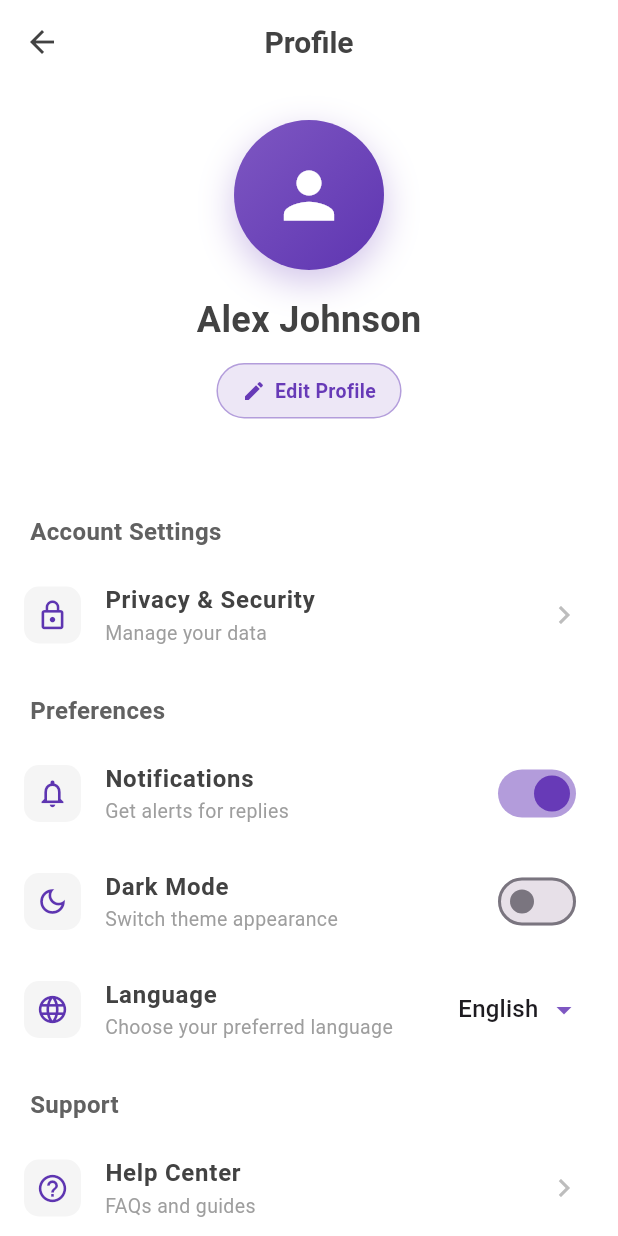
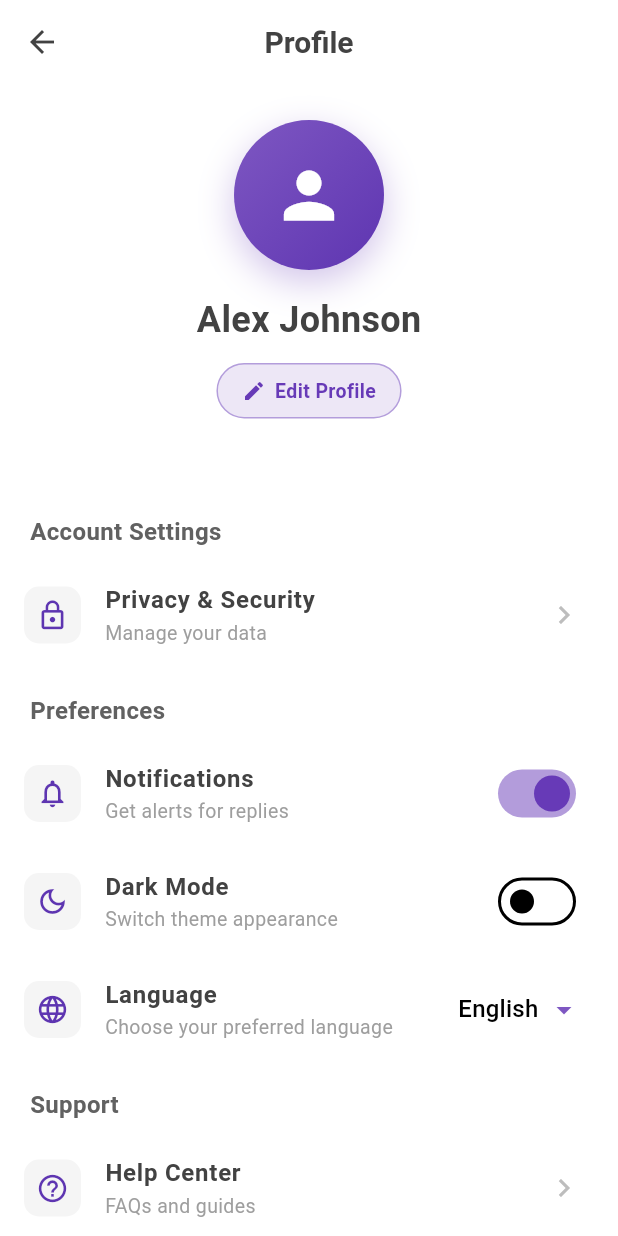
Before and after one commit to swensum/AI_Study, a Flutter app: the screen it shows after launch, in the side drawer, after a tap on the "person outline" icon, on a phone screen of 412 x 824 dp. Run offline on Flutter 3.47's test engine with Material 3 defaults, Android fonts, the phone set to English and light mode, and no system bars; our stand-ins replace flutter_dotenv, shared_preferences.

Commit message:
adjusting theme

```diff
--- a/lib/main.dart
+++ b/lib/main.dart
@@ -3,6 +3,7 @@ import 'package:flutter_dotenv/flutter_dotenv.dart';
 import 'package:provider/provider.dart';
 import 'package:study_assistant/providers/chat_provider.dart';
 import 'package:study_assistant/screens/chat_screen.dart';
+import 'package:study_assistant/widgets/theme.dart';
 
 void main() async {
    await dotenv.load(fileName: ".env");
@@ -16,18 +17,24 @@ class MyApp extends StatelessWidget {
   // This widget is the root of your application.
   @override
   Widget build(BuildContext context) {
-   return ChangeNotifierProvider(
-      create: (_) => ChatProvider(),
-      child: MaterialApp(
-        title: 'AI Study Assistant',
-        debugShowCheckedModeBanner: false,
-        theme: ThemeData(
-          colorScheme: ColorScheme.fromSeed(
-            seedColor: Colors.deepPurple,
-          ),
-          useMaterial3: true,
-        ),
-        home: const ChatScreen(),
+   return MultiProvider(
+      providers: [
+        ChangeNotifierProvider(create: (_) => ChatProvider()),
+        ChangeNotifierProvider(create: (_) => ThemeProvider()),
+      ],
+      child: Consumer<ThemeProvider>(  // Listen to theme changes
+        builder: (context, themeProvider, child) {
+          return MaterialApp(
+            title: 'AI Study Assistant',
+            debugShowCheckedModeBanner: false,
+            theme: themeProvider.lightTheme,   // Use light theme from provider
+            darkTheme: themeProvider.darkTheme, // Use dark theme from provider
+            themeMode: themeProvider.isDarkMode
+                ? ThemeMode.dark
+                : ThemeMode.light,  // Dynamically switch based on user preference
+            home: const ChatScreen(),
+          );
+        },
       ),
     );
   }
--- /dev/null
+++ b/lib/widgets/theme.dart
@@ -0,0 +1,147 @@
+import 'package:flutter/material.dart';
+import 'package:shared_preferences/shared_preferences.dart';
+
+class ThemeProvider extends ChangeNotifier {
+  bool _isDarkMode = false;
+  bool get isDarkMode => _isDarkMode;
+
+  ThemeProvider() {
+    _loadTheme();
+  }
+
+  Future<void> _loadTheme() async {
+    final prefs = await SharedPreferences.getInstance();
+    _isDarkMode = prefs.getBool('isDarkMode') ?? false;
+    notifyListeners();
+  }
+
+  Future<void> toggleTheme() async {
+    _isDarkMode = !_isDarkMode;
+    final prefs = await SharedPreferences.getInstance();
+    await prefs.setBool('isDarkMode', _isDarkMode);
+    notifyListeners();
+  }
+
+  ThemeData get lightTheme {
+    return ThemeData(
+      brightness: Brightness.light,
+      primaryColor: Colors.deepPurple,
+      scaffoldBackgroundColor: Colors.white,
+      appBarTheme: const AppBarTheme(
+        backgroundColor: Colors.white,
+        elevation: 0,
+        iconTheme: IconThemeData(color: Colors.black87),
+        titleTextStyle: TextStyle(
+          color: Colors.black87,
+          fontSize: 20,
+          fontWeight: FontWeight.w600,
+        ),
+      ),
+      cardTheme: CardThemeData(
+        color: Colors.white,
+        elevation: 2,
+        shape: RoundedRectangleBorder(
+          borderRadius: BorderRadius.circular(12),
+        ),
+      ),
+      dialogTheme: DialogThemeData(
+        backgroundColor: Colors.white,
+        shape: RoundedRectangleBorder(
+          borderRadius: BorderRadius.circular(16),
+        ),
+      ),
+      drawerTheme: const DrawerThemeData(
+        backgroundColor: Colors.white,
+      ),
+      colorScheme: ColorScheme.light(
+        primary: Colors.deepPurple,
+        secondary: Colors.deepPurple.shade300,
+        surface: Colors.white,
+        background: Colors.grey.shade50,
+      ),
+    );
+  }
+
+  ThemeData get darkTheme {
+    return ThemeData(
+      brightness: Brightness.dark,
+      primaryColor: Colors.deepPurple,
+      scaffoldBackgroundColor: const Color(0xFF0A0A0A),
+      appBarTheme: const AppBarTheme(
+        backgroundColor: Color(0xFF0A0A0A),
+        elevation: 0,
+        iconTheme: IconThemeData(color: Colors.white),
+        titleTextStyle: TextStyle(
+          color: Colors.white,
+          fontSize: 20,
+          fontWeight: FontWeight.w600,
+        ),
+      ),
+      cardTheme: CardThemeData(
+        color: const Color(0xFF1E1E1E),
+        elevation: 2,
+        shape: RoundedRectangleBorder(
+          borderRadius: BorderRadius.circular(12),
+        ),
+      ),
+      dialogTheme: DialogThemeData(
+        backgroundColor: const Color(0xFF1E1E1E),
+        shape: RoundedRectangleBorder(
+          borderRadius: BorderRadius.circular(16),
+        ),
+      ),
+      drawerTheme: const DrawerThemeData(
+        backgroundColor: Color(0xFF0A0A0A),
+      ),
+      colorScheme: ColorScheme.dark(
+        primary: Colors.deepPurple,
+        secondary: Colors.deepPurple.shade300,
+        surface: const Color(0xFF1E1E1E),
+        background: const Color(0xFF0A0A0A),
+      ),
+    );
+  }
+
+  // Helper method to get dynamic colors based on theme
+  Color getSurfaceColor(BuildContext context) {
+    return Theme.of(context).brightness == Brightness.light
+        ? Colors.white
+        : const Color(0xFF1E1E1E);
+  }
+
+  Color getBackgroundColor(BuildContext context) {
+    return Theme.of(context).brightness == Brightness.light
+        ? Colors.white
+        : const Color(0xFF0A0A0A);
+  }
+
+  Color getTextColor(BuildContext context) {
+    return Theme.of(context).brightness == Brightness.light
+        ? Colors.grey.shade800
+        : Colors.grey.shade200;
+  }
+
+  Color getSubtextColor(BuildContext context) {
+    return Theme.of(context).brightness == Brightness.light
+        ? Colors.grey.shade600
+        : Colors.grey.shade500;
+  }
+
+  Color getHintColor(BuildContext context) {
+    return Theme.of(context).brightness == Brightness.light
+        ? Colors.grey.shade500
+        : Colors.grey.shade600;
+  }
+
+  Color getCardColor(BuildContext context) {
+    return Theme.of(context).brightness == Brightness.light
+        ? Colors.grey.shade50
+        : const Color(0xFF1E1E1E);
+  }
+
+  Color getBorderColor(BuildContext context) {
+    return Theme.of(context).brightness == Brightness.light
+        ? Colors.grey.shade300
+        : Colors.grey.shade800;
+  }
+}
```
